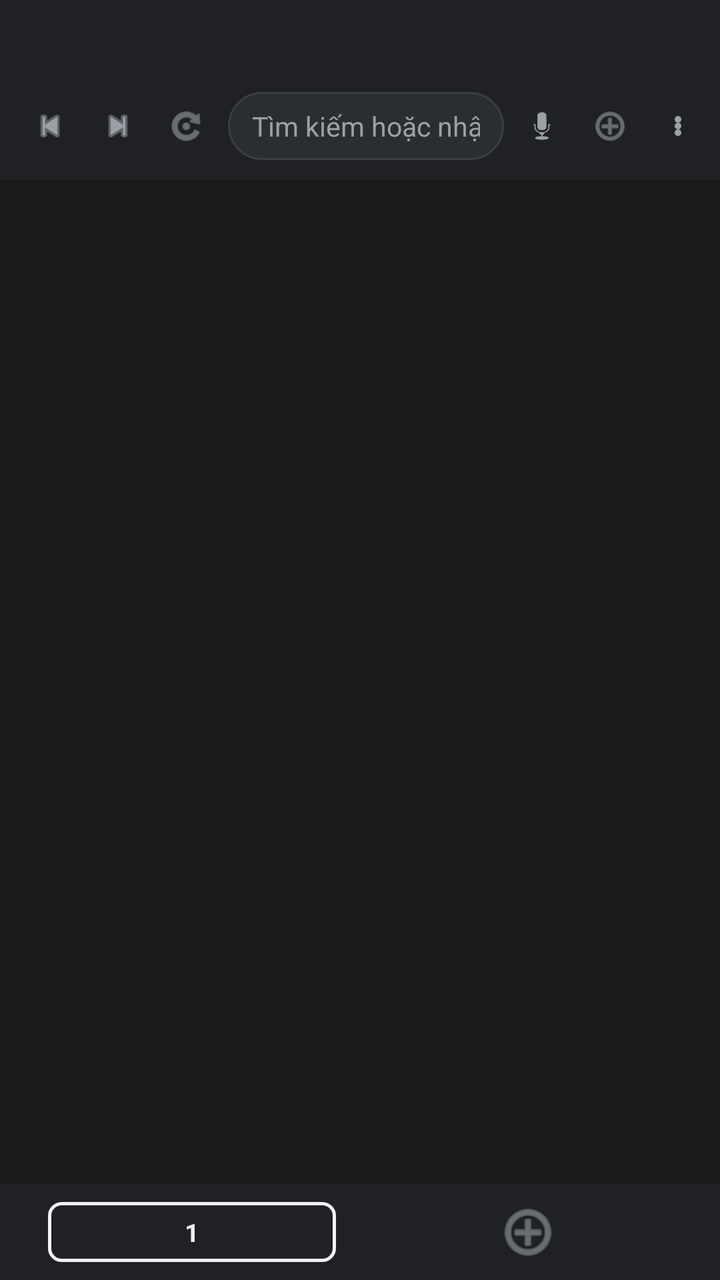
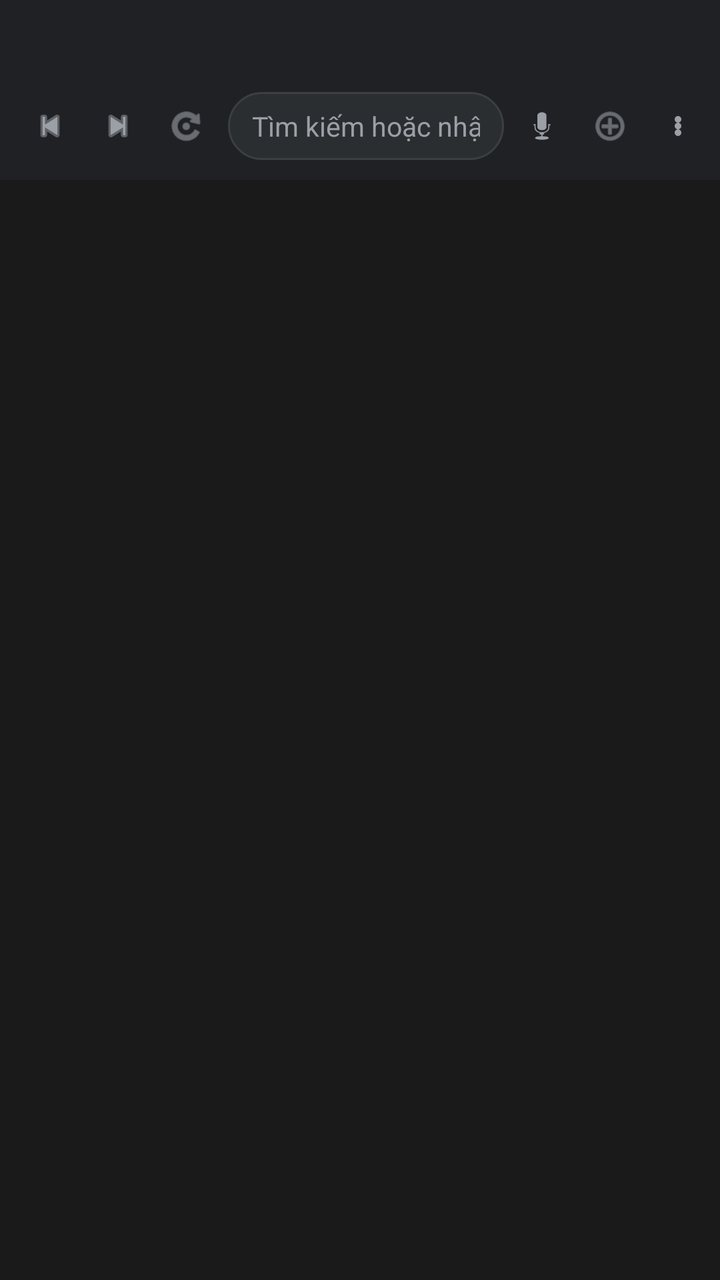

Before-and-after screenshots of an Android layout around one commit, followed by the original layout XML and the change that was made.
<!-- AndroidManifest.xml: application theme Theme.Egeo -->
<!-- res/layout/activity_main.xml -->
<?xml version="1.0" encoding="utf-8"?>
<LinearLayout xmlns:android="http://schemas.android.com/apk/res/android"
    xmlns:app="http://schemas.android.com/apk/res-auto"
    android:layout_width="match_parent"
    android:layout_height="match_parent"
    android:orientation="vertical"
    android:background="?android:attr/colorBackground">

    
    <HorizontalScrollView
        android:layout_width="match_parent"
        android:layout_height="40dp"
        android:background="?attr/chromeBackground"
        android:scrollbars="none">

        <LinearLayout
            android:id="@+id/tabStrip"
            android:layout_width="wrap_content"
            android:layout_height="match_parent"
            android:orientation="horizontal"
            android:paddingStart="8dp"
            android:paddingEnd="8dp"
            android:paddingTop="6dp"
            android:gravity="center_vertical" />
    </HorizontalScrollView>

    
    <LinearLayout
        android:layout_width="match_parent"
        android:layout_height="wrap_content"
        android:orientation="horizontal"
        android:background="?attr/chromeBackground"
        android:paddingStart="8dp"
        android:paddingEnd="4dp"
        android:paddingTop="6dp"
        android:paddingBottom="10dp"
        android:gravity="center_vertical">

        <ImageButton
            android:id="@+id/btnBack"
            android:layout_width="34dp"
            android:layout_height="34dp"
            android:background="@android:color/transparent"
            android:contentDescription="@string/action_back"
            android:src="@android:drawable/ic_media_previous"
            android:scaleType="centerInside"
            android:padding="7dp"
            app:tint="?attr/iconMuted" />

        <ImageButton
            android:id="@+id/btnForward"
            android:layout_width="34dp"
            android:layout_height="34dp"
            android:background="@android:color/transparent"
            android:contentDescription="@string/action_forward"
            android:src="@android:drawable/ic_media_next"
            android:scaleType="centerInside"
            android:padding="7dp"
            app:tint="?attr/iconMuted" />

        <ImageButton
            android:id="@+id/btnReload"
            android:layout_width="34dp"
            android:layout_height="34dp"
            android:background="@android:color/transparent"
            android:contentDescription="@string/action_reload"
            android:src="@android:drawable/ic_menu_rotate"
            android:scaleType="centerInside"
            android:padding="7dp"
            app:tint="?attr/iconMuted" />

        <EditText
            android:id="@+id/editAddress"
            android:layout_width="0dp"
            android:layout_height="34dp"
            android:layout_weight="1"
            android:layout_marginStart="4dp"
            android:background="@drawable/bg_address_pill"
            android:paddingStart="12dp"
            android:paddingEnd="12dp"
            android:singleLine="true"
            android:inputType="textUri"
            android:imeOptions="actionGo"
            android:hint="@string/hint_address_bar"
            android:textSize="13.5sp"
            android:textColor="?android:attr/textColorPrimary"
            android:textColorHint="?attr/iconMuted" />

        <ImageButton
            android:id="@+id/btnMic"
            android:layout_width="34dp"
            android:layout_height="34dp"
            android:layout_marginStart="2dp"
            android:background="@android:color/transparent"
            android:contentDescription="@string/action_voice_search"
            android:src="@android:drawable/ic_btn_speak_now"
            android:scaleType="centerInside"
            android:padding="7dp"
            app:tint="?attr/iconMuted" />

        <ImageButton
            android:id="@+id/btnNewTabTop"
            android:layout_width="34dp"
            android:layout_height="34dp"
            android:background="@android:color/transparent"
            android:contentDescription="@string/action_new_tab"
            android:src="@android:drawable/ic_menu_add"
            android:scaleType="centerInside"
            android:padding="7dp"
            app:tint="?attr/iconMuted" />

        <ImageButton
            android:id="@+id/btnOverflow"
            android:layout_width="34dp"
            android:layout_height="34dp"
            android:background="@android:color/transparent"
            android:contentDescription="@string/action_more"
            android:src="@drawable/ic_overflow"
            android:scaleType="centerInside"
            android:padding="7dp"
            app:tint="?attr/iconMuted" />
    </LinearLayout>

    <ProgressBar
        android:id="@+id/progressBar"
        style="?android:attr/progressBarStyleHorizontal"
        android:layout_width="match_parent"
        android:layout_height="3dp"
        android:max="100"
        android:visibility="gone" />

    <FrameLayout
        android:id="@+id/webViewContainer"
        android:layout_width="match_parent"
        android:layout_height="0dp"
        android:layout_weight="1" />

    
    <LinearLayout
        android:layout_width="match_parent"
        android:layout_height="wrap_content"
        android:orientation="horizontal"
        android:background="?attr/chromeBackground"
        android:paddingTop="4dp"
        android:paddingBottom="4dp"
        android:gravity="center_vertical"
        android:weightSum="2">

        <TextView
            android:id="@+id/btnTabCount"
            android:layout_width="0dp"
            android:layout_weight="1"
            android:layout_height="30dp"
            android:layout_marginStart="24dp"
            android:layout_marginEnd="12dp"
            android:gravity="center"
            android:background="@drawable/bg_tab_count"
            android:textSize="12.5sp"
            android:textStyle="bold"
            android:textColor="?android:attr/textColorPrimary"
            android:text="1" />

        <ImageButton
            android:id="@+id/btnNewTabBottom"
            android:layout_width="0dp"
            android:layout_weight="1"
            android:layout_height="40dp"
            android:layout_marginStart="12dp"
            android:layout_marginEnd="24dp"
            android:background="@android:color/transparent"
            android:contentDescription="@string/action_new_tab"
            android:src="@android:drawable/ic_menu_add"
            app:tint="?attr/iconMuted" />

    </LinearLayout>

</LinearLayout>
<!-- resources referenced by this layout -->
<resources>
  <!-- drawable bg_address_pill (drawable) -->
  <?xml version="1.0" encoding="utf-8"?>
  <shape xmlns:android="http://schemas.android.com/apk/res/android" android:shape="rectangle">
      <corners android:radius="18dp" />
      <solid android:color="?attr/addressBarBackground" />
      <stroke android:width="1dp" android:color="?attr/addressBarBorder" />
  </shape>
  <!-- drawable bg_tab_count (drawable) -->
  <?xml version="1.0" encoding="utf-8"?>
  <shape xmlns:android="http://schemas.android.com/apk/res/android" android:shape="rectangle">
      <corners android:radius="6dp" />
      <stroke android:width="1.5dp" android:color="?android:attr/textColorPrimary" />
      <solid android:color="@android:color/transparent" />
  </shape>
  <!-- drawable ic_overflow (drawable) -->
  <vector xmlns:android="http://schemas.android.com/apk/res/android"
      android:width="24dp"
      android:height="24dp"
      android:viewportWidth="24"
      android:viewportHeight="24">
      <path
          android:fillColor="#FFFFFF"
          android:pathData="M12,8m-2,0a2,2 0,1 1,4 0a2,2 0,1 1,-4 0" />
      <path
          android:fillColor="#FFFFFF"
          android:pathData="M12,12m-2,0a2,2 0,1 1,4 0a2,2 0,1 1,-4 0" />
      <path
          android:fillColor="#FFFFFF"
          android:pathData="M12,16m-2,0a2,2 0,1 1,4 0a2,2 0,1 1,-4 0" />
  </vector>
  <string name="action_back">Quay lại</string>
  <string name="action_forward">Tiến tới</string>
  <string name="action_more">Thêm</string>
  <string name="action_new_tab">Tab mới</string>
  <string name="action_reload">Tải lại</string>
  <string name="action_voice_search">Tìm bằng giọng nói</string>
  <string name="hint_address_bar">Tìm kiếm hoặc nhập địa chỉ web</string>
  <style name="Theme.Egeo" parent="Theme.MaterialComponents.NoActionBar">
          <item name="colorPrimary">@color/app_primary</item>
          <item name="colorPrimaryVariant">@color/app_primary_variant</item>
          <item name="colorSecondary">@color/app_accent</item>
          <item name="android:colorBackground">@color/app_background</item>
          <item name="colorSurface">@color/app_surface</item>
          <item name="android:textColorPrimary">@color/app_text_primary</item>
          <item name="android:textColorSecondary">@color/app_text_secondary</item>
          <item name="chromeBackground">@color/app_chrome_bg</item>
          <item name="addressBarBackground">@color/app_address_bg</item>
          <item name="addressBarBorder">@color/app_address_border</item>
          <item name="iconMuted">@color/app_icon_muted</item>
          <item name="android:statusBarColor">@color/app_chrome_bg</item>
          <item name="android:windowLightStatusBar" tools:targetApi="m">false</item>
      </style>
  <color name="app_primary">#FF5A36</color>
  <color name="app_primary_variant">#E1471F</color>
  <color name="app_accent">#FF8A50</color>
  <color name="app_background">#1A1A1A</color>
  <color name="app_surface">#202124</color>
  <color name="app_text_primary">#F1F3F4</color>
  <color name="app_text_secondary">#9AA0A6</color>
  <color name="app_chrome_bg">#202124</color>
  <color name="app_address_bg">#2B2E31</color>
  <color name="app_address_border">#3C3F42</color>
  <color name="app_icon_muted">#9AA0A6</color>
</resources>

<!-- the commit's change to res/layout/activity_main.xml (unified diff, before → after) -->
@@ -135,43 +135,5 @@
         android:layout_height="0dp"
         android:layout_weight="1" />
 
-    
-    <LinearLayout
-        android:layout_width="match_parent"
-        android:layout_height="wrap_content"
-        android:orientation="horizontal"
-        android:background="?attr/chromeBackground"
-        android:paddingTop="4dp"
-        android:paddingBottom="4dp"
-        android:gravity="center_vertical"
-        android:weightSum="2">
-
-        <TextView
-            android:id="@+id/btnTabCount"
-            android:layout_width="0dp"
-            android:layout_weight="1"
-            android:layout_height="30dp"
-            android:layout_marginStart="24dp"
-            android:layout_marginEnd="12dp"
-            android:gravity="center"
-            android:background="@drawable/bg_tab_count"
-            android:textSize="12.5sp"
-            android:textStyle="bold"
-            android:textColor="?android:attr/textColorPrimary"
-            android:text="1" />
-
-        <ImageButton
-            android:id="@+id/btnNewTabBottom"
-            android:layout_width="0dp"
-            android:layout_weight="1"
-            android:layout_height="40dp"
-            android:layout_marginStart="12dp"
-            android:layout_marginEnd="24dp"
-            android:background="@android:color/transparent"
-            android:contentDescription="@string/action_new_tab"
-            android:src="@android:drawable/ic_menu_add"
-            app:tint="?attr/iconMuted" />
-
-    </LinearLayout>
 
 </LinearLayout>
<!-- resource entries referenced after the edit -->
@@ -6,13 +6,6 @@
       <corners android:radius="18dp" />
       <solid android:color="?attr/addressBarBackground" />
       <stroke android:width="1dp" android:color="?attr/addressBarBorder" />
-  </shape>
-  <!-- drawable bg_tab_count (drawable) -->
-  <?xml version="1.0" encoding="utf-8"?>
-  <shape xmlns:android="http://schemas.android.com/apk/res/android" android:shape="rectangle">
-      <corners android:radius="6dp" />
-      <stroke android:width="1.5dp" android:color="?android:attr/textColorPrimary" />
-      <solid android:color="@android:color/transparent" />
   </shape>
   <!-- drawable ic_overflow (drawable) -->
   <vector xmlns:android="http://schemas.android.com/apk/res/android"
